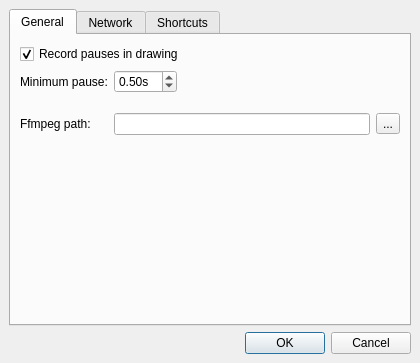
Above: src/client/ui/settings.ui from drawpile/Drawpile before the change. Below: the same form after it.
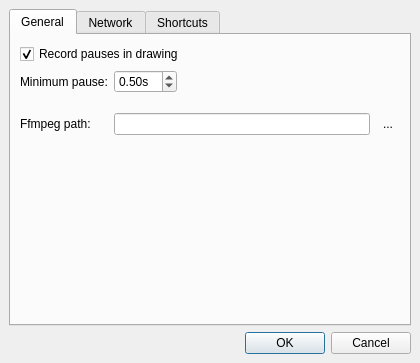
That is the form after the change. Icons and pictures are not drawn.

Commit message: Export dialog fixes

Patch:
```diff
--- a/src/client/ui/settings.ui
+++ b/src/client/ui/settings.ui
@@ -60,6 +60,9 @@
             <iconset theme="document-open" resource="resources.qrc">
              <normaloff>:/icons/document-open.png</normaloff>:/icons/document-open.png</iconset>
            </property>
+           <property name="autoRaise">
+            <bool>true</bool>
+           </property>
           </widget>
          </item>
         </layout>
```
The commit also changes 5 other files.
